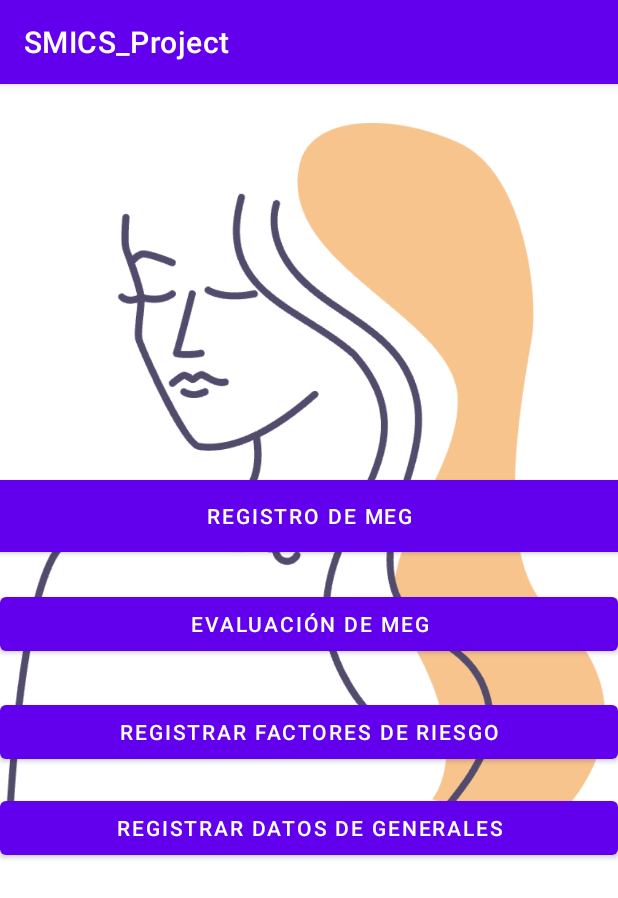
After one commit to BrayanOB2003/SMICS_App, an Android app: the QuestionaryActivity screen opened directly, with no data from a screen before it, on a phone screen of 412 x 824 dp. The commit adds this screen. Shown: the top 898 px of the screen. Run offline under Robolectric (Android 15) with nearby library versions, the phone set to English and light mode, and no system bars.

Commit message:
Added registration manager and crossing activities.

```diff
--- a/app/src/main/AndroidManifest.xml
+++ b/app/src/main/AndroidManifest.xml
@@ -14,6 +14,12 @@
         android:theme="@style/Theme.SMICS_Project"
         tools:targetApi="31">
         <activity
+            android:name=".FactorsActivity"
+            android:exported="false" />
+        <activity
+            android:name=".QuestionaryActivity"
+            android:exported="false" />
+        <activity
             android:name=".MainActivity"
             android:exported="true">
             <intent-filter>
--- /dev/null
+++ b/app/src/main/java/com/project/smics_project/QuestionaryActivity.kt
@@ -0,0 +1,11 @@
+package com.project.smics_project
+
+import androidx.appcompat.app.AppCompatActivity
+import android.os.Bundle
+
+class QuestionaryActivity : AppCompatActivity() {
+    override fun onCreate(savedInstanceState: Bundle?) {
+        super.onCreate(savedInstanceState)
+        setContentView(R.layout.activity_questionary)
+    }
+}
--- /dev/null
+++ b/app/src/main/res/layout/activity_questionary.xml
@@ -0,0 +1,56 @@
+<?xml version="1.0" encoding="utf-8"?>
+<androidx.constraintlayout.widget.ConstraintLayout xmlns:android="http://schemas.android.com/apk/res/android"
+    xmlns:app="http://schemas.android.com/apk/res-auto"
+    xmlns:tools="http://schemas.android.com/tools"
+    android:layout_width="match_parent"
+    android:layout_height="wrap_content"
+    tools:context=".QuestionaryActivity">
+
+    <ImageView
+        android:id="@+id/imageView5"
+        android:layout_width="399dp"
+        android:layout_height="521dp"
+        android:layout_marginStart="4dp"
+        android:layout_marginBottom="232dp"
+        android:contentDescription="@string/img_description1"
+        app:layout_constraintBottom_toBottomOf="parent"
+        app:layout_constraintStart_toStartOf="parent"
+        app:srcCompat="@drawable/mujer1" />
+
+    <Button
+        android:id="@+id/button2"
+        android:layout_width="match_parent"
+        android:layout_height="wrap_content"
+        android:layout_marginTop="264dp"
+        android:text="@string/registration_meg"
+        android:background="@color/smics_purple"
+        app:layout_constraintStart_toStartOf="parent"
+        app:layout_constraintTop_toTopOf="parent"/>
+
+    <Button
+        android:id="@+id/button3"
+        android:layout_width="match_parent"
+        android:layout_height="wrap_content"
+        android:layout_marginTop="24dp"
+        android:text="@string/registration_evaluation"
+        app:layout_constraintStart_toStartOf="parent"
+        app:layout_constraintTop_toBottomOf="@+id/button2" />
+
+    <Button
+        android:id="@+id/button4"
+        android:layout_width="match_parent"
+        android:layout_height="wrap_content"
+        android:layout_marginTop="24dp"
+        android:text="@string/registration_factors"
+        app:layout_constraintStart_toStartOf="parent"
+        app:layout_constraintTop_toBottomOf="@+id/button3" />
+
+    <Button
+        android:id="@+id/button5"
+        android:layout_width="match_parent"
+        android:layout_height="wrap_content"
+        android:layout_marginTop="16dp"
+        android:text="@string/registration_partera"
+        app:layout_constraintStart_toStartOf="parent"
+        app:layout_constraintTop_toBottomOf="@+id/button4" />
+</androidx.constraintlayout.widget.ConstraintLayout>
--- a/app/src/main/res/layout/fragment_first.xml
+++ b/app/src/main/res/layout/fragment_first.xml
@@ -29,10 +29,11 @@
         android:layout_centerHorizontal="true"
         android:layout_centerVertical="true"
         android:layout_gravity="center"
-        android:layout_marginTop="44dp"
+        android:layout_marginTop="40dp"
         android:layout_marginEnd="124dp"
         android:background="@color/smics_gray"
         android:gravity="center_horizontal"
+        android:onClick="openRegisterManager"
         android:text="@string/button_login"
         android:textColor="@color/smics_brown"
         app:layout_constraintEnd_toEndOf="parent"
--- a/app/src/main/res/values/strings.xml
+++ b/app/src/main/res/values/strings.xml
@@ -2,12 +2,19 @@
     <string name="app_name">SMICS_Project</string>
     <string name="txt_welcome">Bienvenid@s</string>
     <string name="txt_logoDescription">Logo</string>
-    <string name="button_login">Hacer registro</string>
+    <string name="button_login">Hacer registros</string>
 
     <string name="redes_whatsApp">3128433244</string>
     <string name="redes_twiter">.@parteriaSegura</string>
     <string name="redes_facebook">.@parteriaSegura</string>
     <string name="redes_instagram">.@ParteriaSegura2023</string>
+
+    <string name="registration_meg">Registro de MEG</string>
+    <string name="registration_factors">Registrar factores de riesgo</string>
+    <string name="registration_evaluation">Evaluación de MEG</string>
+    <string name="registration_partera">Registrar datos de generales</string>
+
+    <string name="img_description1">Silueta de mujer</string>
     <!-- TODO: Remove or change this placeholder text -->
     <string name="hello_blank_fragment">Hello blank fragment</string>
 </resources>
```
Also changed, not shown: app/src/main/java/com/project/smics_project/FactorsActivity.kt (added, +11 -0 lines), app/src/main/java/com/project/smics_project/FirstFragment.kt (+15 -1 lines), app/src/main/res/layout/activity_factors.xml (added, +9 -0 lines), app/src/main/res/drawable/mujer1.png (added).
